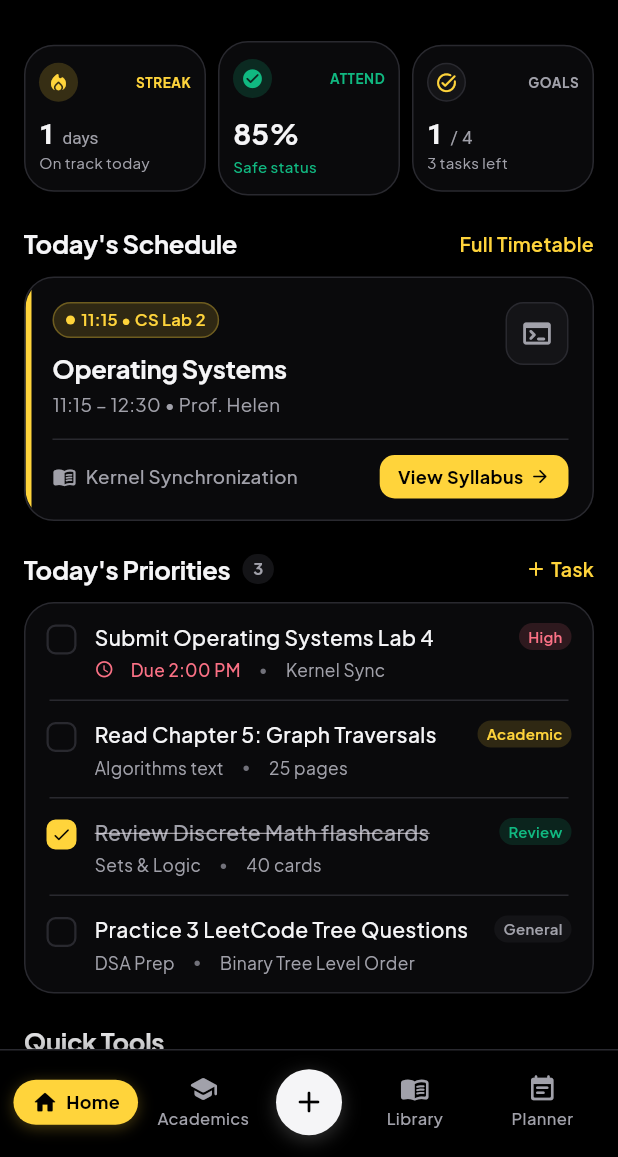
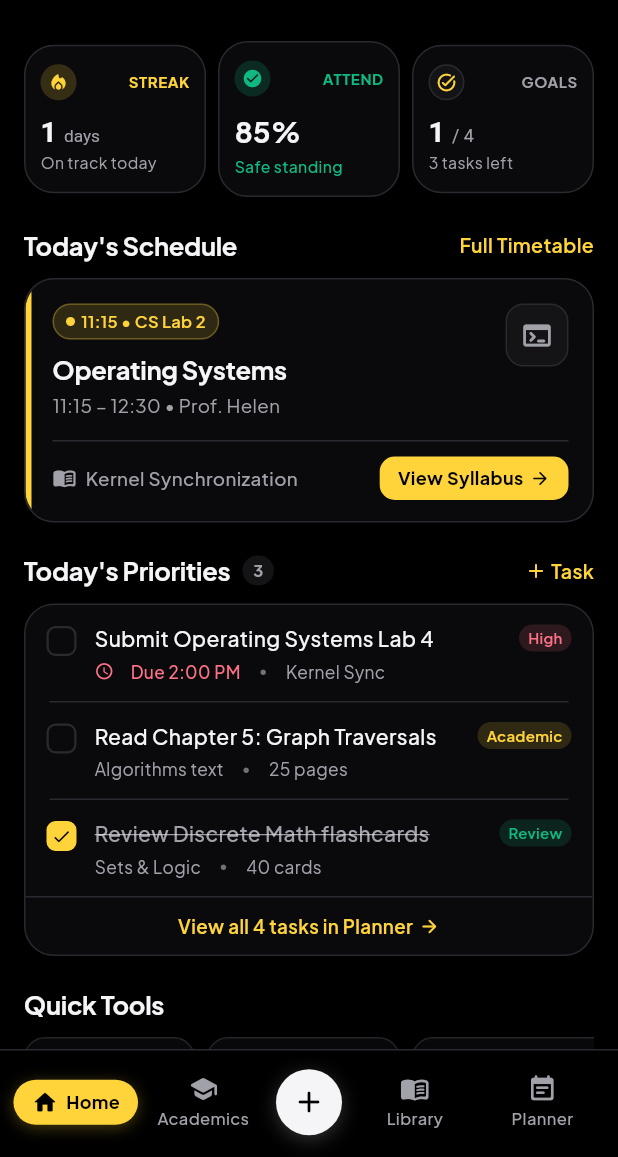
Before and after one commit to bhvyshrm/Studesk, a Flutter app: the screen it shows once a user with an empty profile is signed in, on a phone screen of 412 x 824 dp, the part 79-1236 px from its top. Run offline on Flutter 3.47's test engine with Material 3 defaults, Android fonts, the phone set to English and light mode, and no system bars; our stand-ins replace google_fonts, shared_preferences, supabase_flutter; accounts and stored records are empty.

Commit message:
Refactor UI for spacious typography, responsive card scaling, Android permissions, and test coverage

```diff
--- a/lib/features/home/presentation/home_screen.dart
+++ b/lib/features/home/presentation/home_screen.dart
@@ -384,7 +384,7 @@ class _HomeScreenState extends State<HomeScreen> {
         // Daily Streak Card
         Expanded(
           child: CustomCard(
-            padding: const EdgeInsets.symmetric(horizontal: 9, vertical: 11),
+            padding: const EdgeInsets.symmetric(horizontal: 10, vertical: 12),
             child: Column(
               crossAxisAlignment: CrossAxisAlignment.start,
               children: [
@@ -392,35 +392,39 @@ class _HomeScreenState extends State<HomeScreen> {
                   mainAxisAlignment: MainAxisAlignment.spaceBetween,
                   children: [
                     Container(
-                      width: 26,
-                      height: 26,
+                      width: 24,
+                      height: 24,
                       decoration: BoxDecoration(
                         color: stuTheme.accent.withValues(alpha: 0.18),
                         shape: BoxShape.circle,
                       ),
                       child: Icon(
                         Icons.local_fire_department_rounded,
-                        size: 15,
+                        size: 14,
                         color: stuTheme.accent,
                       ),
                     ),
                     Flexible(
+                      child: FittedBox(
+                        fit: BoxFit.scaleDown,
                         child: Text(
                           'STREAK',
-                        maxLines: 1,
-                        overflow: TextOverflow.ellipsis,
                           style: TextStyle(
-                          fontSize: 9,
+                            fontSize: 10,
                             fontWeight: FontWeight.w700,
                             color: stuTheme.accent,
                             letterSpacing: 0.4,
                           ),
                         ),
                       ),
+                    ),
                   ],
                 ),
                 const SizedBox(height: 10),
-                RichText(
+                FittedBox(
+                  fit: BoxFit.scaleDown,
+                  alignment: Alignment.centerLeft,
+                  child: RichText(
                     text: TextSpan(
                       text: '$streak ',
                       style: TextStyle(
@@ -440,13 +444,14 @@ class _HomeScreenState extends State<HomeScreen> {
                       ],
                     ),
                   ),
+                ),
                 const SizedBox(height: 2),
                 Text(
                   streak > 0 ? 'On track today' : 'Log a journal',
                   maxLines: 1,
                   overflow: TextOverflow.ellipsis,
                   style: TextStyle(
-                    fontSize: 10,
+                    fontSize: 10.5,
                     color: stuTheme.textSecondary,
                   ),
                 ),
@@ -459,7 +464,7 @@ class _HomeScreenState extends State<HomeScreen> {
         // Attendance Status Card
         Expanded(
           child: CustomCard(
-            padding: const EdgeInsets.symmetric(horizontal: 9, vertical: 11),
+            padding: const EdgeInsets.symmetric(horizontal: 10, vertical: 12),
             onTap: widget.onNavigateToAcademics,
             child: Column(
               crossAxisAlignment: CrossAxisAlignment.start,
@@ -468,35 +473,39 @@ class _HomeScreenState extends State<HomeScreen> {
                   mainAxisAlignment: MainAxisAlignment.spaceBetween,
                   children: [
                     Container(
-                      width: 26,
-                      height: 26,
+                      width: 24,
+                      height: 24,
                       decoration: BoxDecoration(
                         color: (isSafe ? stuTheme.success : stuTheme.warning).withValues(alpha: 0.18),
                         shape: BoxShape.circle,
                       ),
                       child: Icon(
                         isSafe ? Icons.check_circle_rounded : Icons.warning_rounded,
-                        size: 15,
+                        size: 14,
                         color: isSafe ? stuTheme.success : stuTheme.warning,
                       ),
                     ),
                     Flexible(
+                      child: FittedBox(
+                        fit: BoxFit.scaleDown,
                         child: Text(
                           'ATTEND',
-                        maxLines: 1,
-                        overflow: TextOverflow.ellipsis,
                           style: TextStyle(
-                          fontSize: 9,
+                            fontSize: 10,
                             fontWeight: FontWeight.w700,
                             color: isSafe ? stuTheme.success : stuTheme.warning,
                             letterSpacing: 0.4,
                           ),
                         ),
                       ),
+                    ),
                   ],
                 ),
                 const SizedBox(height: 10),
-                Text(
+                FittedBox(
+                  fit: BoxFit.scaleDown,
+                  alignment: Alignment.centerLeft,
+                  child: Text(
                     '${attendPct.toStringAsFixed(0)}%',
                     style: TextStyle(
                       fontSize: 19,
@@ -504,13 +513,14 @@ class _HomeScreenState extends State<HomeScreen> {
                       color: stuTheme.textPrimary,
                     ),
                   ),
+                ),
                 const SizedBox(height: 2),
                 Text(
-                  isSafe ? 'Safe status' : 'Below target',
+                  isSafe ? 'Safe standing' : 'Below target',
                   maxLines: 1,
                   overflow: TextOverflow.ellipsis,
                   style: TextStyle(
-                    fontSize: 10,
+                    fontSize: 10.5,
                     fontWeight: FontWeight.w500,
                     color: isSafe ? stuTheme.success : stuTheme.warning,
                   ),
@@ -524,7 +534,7 @@ class _HomeScreenState extends State<HomeScreen> {
         // Study Goals Card
         Expanded(
           child: CustomCard(
-            padding: const EdgeInsets.symmetric(horizontal: 9, vertical: 11),
+            padding: const EdgeInsets.symmetric(horizontal: 10, vertical: 12),
             onTap: widget.onNavigateToPlanner,
             child: Column(
               crossAxisAlignment: CrossAxisAlignment.start,
@@ -533,8 +543,8 @@ class _HomeScreenState extends State<HomeScreen> {
                   mainAxisAlignment: MainAxisAlignment.spaceBetween,
                   children: [
                     Container(
-                      width: 26,
-                      height: 26,
+                      width: 24,
+                      height: 24,
                       decoration: BoxDecoration(
                         color: stuTheme.surfaceTier2,
                         shape: BoxShape.circle,
@@ -542,27 +552,31 @@ class _HomeScreenState extends State<HomeScreen> {
                       ),
                       child: Icon(
                         Icons.task_alt_rounded,
-                        size: 15,
+                        size: 14,
                         color: stuTheme.accent,
                       ),
                     ),
                     Flexible(
+                      child: FittedBox(
+                        fit: BoxFit.scaleDown,
                         child: Text(
                           'GOALS',
-                        maxLines: 1,
-                        overflow: TextOverflow.ellipsis,
                           style: TextStyle(
-                          fontSize: 9,
+                            fontSize: 10,
                             fontWeight: FontWeight.w700,
                             color: stuTheme.textSecondary,
                             letterSpacing: 0.4,
                           ),
                         ),
                       ),
+                    ),
                   ],
                 ),
                 const SizedBox(height: 10),
-                RichText(
+                FittedBox(
+                  fit: BoxFit.scaleDown,
+                  alignment: Alignment.centerLeft,
+                  child: RichText(
                     text: TextSpan(
                       text: '$completedTasks ',
                       style: TextStyle(
@@ -582,13 +596,14 @@ class _HomeScreenState extends State<HomeScreen> {
                       ],
                     ),
                   ),
+                ),
                 const SizedBox(height: 2),
                 Text(
                   remainingTasks <= 0 ? 'All tasks done!' : '$remainingTasks tasks left',
                   maxLines: 1,
                   overflow: TextOverflow.ellipsis,
                   style: TextStyle(
-                    fontSize: 10,
+                    fontSize: 10.5,
                     color: stuTheme.textSecondary,
                   ),
                 ),
@@ -821,6 +836,7 @@ class _HomeScreenState extends State<HomeScreen> {
     final stuTheme = context.stuTheme;
     final tasks = _repo.tasks;
     final pendingCount = tasks.where((t) => !t.isCompleted).length;
+    final displayedTasks = tasks.take(3).toList();
 
     return Column(
       crossAxisAlignment: CrossAxisAlignment.start,
@@ -898,10 +914,12 @@ class _HomeScreenState extends State<HomeScreen> {
         else
           CustomCard(
             padding: EdgeInsets.zero,
-            child: ListView.separated(
+            child: Column(
+              children: [
+                ListView.separated(
                   shrinkWrap: true,
                   physics: const NeverScrollableScrollPhysics(),
-              itemCount: tasks.length,
+                  itemCount: displayedTasks.length,
                   separatorBuilder: (_, _) => Divider(
                     color: stuTheme.border,
                     height: 1,
@@ -909,7 +927,7 @@ class _HomeScreenState extends State<HomeScreen> {
                     endIndent: 16,
                   ),
                   itemBuilder: (context, index) {
-                final task = tasks[index];
+                    final task = displayedTasks[index];
                     return InkWell(
                       onTap: () => _repo.toggleTask(task.id),
                       borderRadius: BorderRadius.circular(20),
@@ -1032,6 +1050,41 @@ class _HomeScreenState extends State<HomeScreen> {
                     );
                   },
                 ),
+                if (tasks.length > 3) ...[
+                  Divider(color: stuTheme.border, height: 1),
+                  InkWell(
+                    onTap: widget.onNavigateToPlanner,
+                    borderRadius: const BorderRadius.vertical(bottom: Radius.circular(20)),
+                    child: Padding(
+                      padding: const EdgeInsets.symmetric(vertical: 10),
+                      child: FittedBox(
+                        fit: BoxFit.scaleDown,
+                        child: Row(
+                          mainAxisAlignment: MainAxisAlignment.center,
+                          mainAxisSize: MainAxisSize.min,
+                          children: [
+                            Text(
+                              'View all ${tasks.length} tasks in Planner',
+                              style: TextStyle(
+                                fontSize: 12.5,
+                                fontWeight: FontWeight.w600,
+                                color: stuTheme.accent,
+                              ),
+                            ),
+                            const SizedBox(width: 4),
+                            Icon(
+                              Icons.arrow_forward_rounded,
+                              size: 14,
+                              color: stuTheme.accent,
+                            ),
+                          ],
+                        ),
+                      ),
+                    ),
+                  ),
+                ],
+              ],
+            ),
           ),
       ],
     );
@@ -1149,7 +1202,7 @@ class _HomeScreenState extends State<HomeScreen> {
     return GestureDetector(
       onTap: onTap,
       child: Container(
-        padding: const EdgeInsets.symmetric(horizontal: 14, vertical: 10),
+        padding: const EdgeInsets.symmetric(horizontal: 16, vertical: 12),
         decoration: BoxDecoration(
           color: isHighlight ? stuTheme.accent : stuTheme.surfaceTier1,
           borderRadius: BorderRadius.circular(14),
--- a/lib/features/library/presentation/library_screen.dart
+++ b/lib/features/library/presentation/library_screen.dart
@@ -325,8 +325,8 @@ class _LibraryScreenState extends State<LibraryScreen> {
                   onPressed: () async {
                     final messenger = ScaffoldMessenger.of(context);
                     final targetUrl = res.url ?? 'https://www.youtube.com';
-                    final uri = Uri.parse(targetUrl);
-                    if (await canLaunchUrl(uri)) {
+                    final uri = Uri.tryParse(targetUrl);
+                    if (uri != null && await canLaunchUrl(uri)) {
                       await launchUrl(uri, mode: LaunchMode.externalApplication);
                     } else {
                       if (!mounted) return;
```
Also changed, not shown: lib/shared/widgets/app_top_bar.dart (+96 -19 lines), 2 other files. Lines whose indentation alone changed are shown as unchanged.
